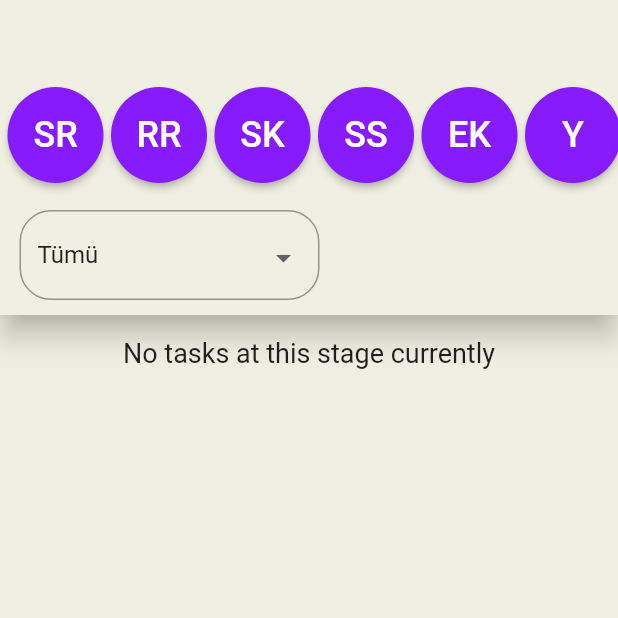
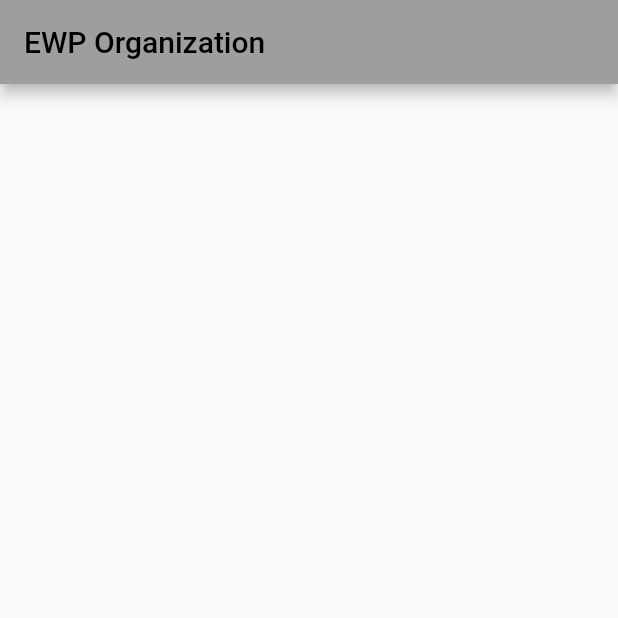
Before and after one commit to Rian55/report_app, a Flutter app: the screen it shows after launch, on a phone screen of 412 x 824 dp, the top half of it. Run offline on Flutter 3.47's test engine with Material 2 defaults, Android fonts, the phone set to English and light mode, and no system bars; our stand-ins replace cloud_firestore, firebase_core; accounts and stored records are empty.

Commit message:
pull board from trello was added
decided to refactor the whole code for better readability

```diff
--- a/lib/MainPage.dart
+++ b/lib/MainPage.dart
@@ -1,4 +1,3 @@
-import 'dart:convert';
 import 'package:cloud_firestore/cloud_firestore.dart';
 import 'package:flutter/material.dart';
 import 'Task.dart';
@@ -18,16 +17,21 @@ class MainPage extends StatefulWidget {
 }
 
 class _MainPage extends State<MainPage> {
-  List<DropdownMenuItem<String>> get dropdownItems{
+  List<DropdownMenuItem<String>> get dropdownItems {
     List<DropdownMenuItem<String>> menuItems = [
       const DropdownMenuItem(value: "Tümü", child: Text("Tümü")),
-      const DropdownMenuItem(value: "Yapılması Gerekenler", child: Text("Yapılması Gerekenler")),
+      const DropdownMenuItem(
+          value: "Yapılması Gerekenler", child: Text("Yapılması Gerekenler")),
       const DropdownMenuItem(value: "Başladım", child: Text("Başladım")),
-      const DropdownMenuItem(value: "Kontrol Edilmeli", child: Text("Kontrol Edilmeli")),
+      const DropdownMenuItem(
+          value: "Kontrol Edilmeli", child: Text("Kontrol Edilmeli")),
       const DropdownMenuItem(value: "Bitti", child: Text("Bitti")),
-      const DropdownMenuItem(value: "Düzeltilecek", child: Text("Düzeltilecek")),
-      const DropdownMenuItem(value: "SABİT GÖREVLER", child: Text("Sabit Görevler")),
-      const DropdownMenuItem(value: "Her Cuma/Hafta", child: Text("Her Cuma/Hafta")),
+      const DropdownMenuItem(
+          value: "Düzeltilecek", child: Text("Düzeltilecek")),
+      const DropdownMenuItem(
+          value: "SABİT GÖREVLER", child: Text("Sabit Görevler")),
+      const DropdownMenuItem(
+          value: "Her Cuma/Hafta", child: Text("Her Cuma/Hafta")),
       const DropdownMenuItem(value: "Her Ay", child: Text("Her Ay")),
     ];
 
@@ -37,20 +41,23 @@ class _MainPage extends State<MainPage> {
   String selectedValue = "Tümü";
 
 
-
   @override
-    Widget build(BuildContext context) {//<-----------------------------------IT'S HERE
+  Widget build(BuildContext context) {
+    //<-----------------------------------IT'S HERE
     letsTryAgain(context);
     widget.sortedTasks.removeRange(0, widget.sortedTasks.length);
-      for(int i = 0; i < widget.allTasks.length; i++) {
-        if (widget.allTasks[i].stage.contains(widget.stage) && !widget.stage.contains("Tümü") &&
-        widget.allTasks[i].members.contains(widget.member)){
+    for (int i = 0; i < widget.allTasks.length; i++) {
+      if (widget.allTasks[i].stage.contains(widget.stage) &&
+          !widget.stage.contains("Tümü") &&
+          widget.allTasks[i].members.contains(widget.member)) {
         widget.sortedTasks.add(widget.allTasks[i]);
-        }else if(widget.stage.contains("Tümü") && widget.allTasks[i].members.contains(widget.member)){
+      } else if (widget.stage.contains("Tümü") &&
+          widget.allTasks[i].members.contains(widget.member)) {
         widget.sortedTasks.add(widget.allTasks[i]);
-        }else if(widget.member == "" && widget.allTasks[i].stage.contains(widget.stage)){
+      } else if (widget.member == "" &&
+          widget.allTasks[i].stage.contains(widget.stage)) {
         widget.sortedTasks.add(widget.allTasks[i]);
-        }else if(widget.member == "" && widget.stage.contains("Tümü")){
+      } else if (widget.member == "" && widget.stage.contains("Tümü")) {
         widget.sortedTasks.add(widget.allTasks[i]);
       }
     }
@@ -102,7 +109,8 @@ class _MainPage extends State<MainPage> {
                     height: 60,
                     child: InputDecorator(
                       decoration: InputDecoration(
-                              border: OutlineInputBorder(borderRadius: BorderRadius.circular(21.0)),
+                        border: OutlineInputBorder(
+                            borderRadius: BorderRadius.circular(21.0)),
                         fillColor: Color(0xfff0f0e2),
                       ),
                       child: DropdownButtonHideUnderline(
@@ -110,7 +118,7 @@ class _MainPage extends State<MainPage> {
                           menuMaxHeight: 350,
                           value: selectedValue,
                           items: dropdownItems,
-                              onChanged: (String? choice){
+                          onChanged: (String? choice) {
                             setState(() {
                               selectedValue = choice!;
                               widget.stage = selectedValue;
@@ -131,8 +139,8 @@ class _MainPage extends State<MainPage> {
     );
   }
 
-    Widget printCards(){
-      if(widget.sortedTasks.length == 0){
+  Widget printCards() {
+    if (widget.sortedTasks.length == 0) {
       return Column(
         children: const [
           SizedBox(height: 15),
@@ -148,54 +156,54 @@ class _MainPage extends State<MainPage> {
         scrollDirection: Axis.vertical,
         shrinkWrap: true,
         itemCount: widget.sortedTasks.length,
-          itemBuilder: (BuildContext context, int index){
+        itemBuilder: (BuildContext context, int index) {
           return widget.sortedTasks[index];
         }
     )
     );
   }
 
-  Widget getRndBtn(String text){
+  Widget getRndBtn(String text) {
     return ElevatedButton(
       onPressed: () {
-        setState((){
-          if(text == "SR"){
-            if(widget.member != "stella ryzhova")
+        setState(() {
+          if (text == "SR") {
+            if (widget.member != "stella ryzhova")
               widget.member = "stella ryzhova";
             else
               widget.member = "";
-          }else if(text == "RR"){
-            if(widget.member != "Rian Ryzhov")
+          } else if (text == "RR") {
+            if (widget.member != "Rian Ryzhov")
               widget.member = "Rian Ryzhov";
             else
               widget.member = "";
-          }else if(text == "SS"){
-            if(widget.member != "Selin Selbastı")
+          } else if (text == "SS") {
+            if (widget.member != "Selin Selbastı")
               widget.member = "Selin Selbastı";
             else
               widget.member = "";
-          }else if(text == "SK"){
-            if(widget.member != "Sinem Kanat")
+          } else if (text == "SK") {
+            if (widget.member != "Sinem Kanat")
               widget.member = "Sinem Kanat";
             else
               widget.member = "";
-          }else if(text == "Y"){
-            if(widget.member != "Yahya")
+          } else if (text == "Y") {
+            if (widget.member != "Yahya")
               widget.member = "Yahya";
             else
               widget.member = "";
-          }else if(text == "DS"){
-            if(widget.member != "Damla Saim")
+          } else if (text == "DS") {
+            if (widget.member != "Damla Saim")
               widget.member = "Damla Saim";
             else
               widget.member = "";
-          }else if(text == "EK"){
-            if(widget.member != "Elham kokabi")
+          } else if (text == "EK") {
+            if (widget.member != "Elham kokabi")
               widget.member = "Elham kokabi";
             else
               widget.member = "";
-          }else if(text == "BG"){
-            if(widget.member != "Beyza Güller")
+          } else if (text == "BG") {
+            if (widget.member != "Beyza Güller")
               widget.member = "Beyza Güller";
             else
               widget.member = "";
@@ -217,19 +225,21 @@ class _MainPage extends State<MainPage> {
     );
   }
 
-  Future letsTryAgain(BuildContext context) async{
-    CollectionReference _collectionRef = FirebaseFirestore.instance.collection('tasks');
+  Future letsTryAgain(BuildContext context) async {
+    CollectionReference _collectionRef = FirebaseFirestore.instance.collection(
+        'tasks');
     QuerySnapshot querySnapshot = await _collectionRef.get();
     widget.allTasks.removeRange(0, widget.allTasks.length);
 
     // Get data from docs and convert map to List
     final allData = querySnapshot.docs.map((doc) => doc.data()).toList();
     List<String> strs = [];
-    for(var x in allData) strs.add(x.toString());
+    for (var x in allData)
+      strs.add(x.toString());
 
     final re = RegExp(r'([,{}\[\]:])+');
 
-    for(int index = 0; index < strs.length; index++) {
+    for (int index = 0; index < strs.length; index++) {
       List<String> splitted = strs[index].split(re);
       String title = "";
       List<String> members = [];
@@ -251,7 +261,7 @@ class _MainPage extends State<MainPage> {
           lastActivity = splitted[i + 1];
           i++;
         } else if (splitted[i].contains("Members")) {
-          for (int j = 1; j+i < splitted.length; j++) {
+          for (int j = 1; j + i < splitted.length; j++) {
             members.add(splitted[i + j]);
           }
         }
@@ -265,77 +275,4 @@ class _MainPage extends State<MainPage> {
       ));
     }
   }
-
-  /*Widget plsNoErr(BuildContext context) {
-
-    // Getting customer collection
-    CollectionReference _collectionRef = FirebaseFirestore.instance.collection('tasks');
-    late final Stream<QuerySnapshot> querySnapshot = _collectionRef.snapshots();
-
-    return StreamBuilder<QuerySnapshot>(
-      stream: querySnapshot,
-      builder: (BuildContext context, AsyncSnapshot<QuerySnapshot> snapshot) {
-        if (snapshot.hasError) {
-          print("Something went wrong.");
 }
-        if (snapshot.connectionState == ConnectionState.waiting) {
-          return const Center(
-            child: CircularProgressIndicator(),
-          );
-        }
-        var pendenciesList = snapshot.data!.docs.map((docs) => docs.data());
-        //final re = RegExp(r'([^,|{|}\]\[])+');
-        List<String> temp = [];
-        for(var key in pendenciesList) temp.add(key.toString());
-
-        return strToLV(temp);
-      },
-    );
-  }
-
- Widget strToLV(List<String> arr){
-      return ListView.builder(
-          scrollDirection: Axis.vertical,
-          shrinkWrap: true,
-          itemCount: arr.length+2,
-          itemBuilder: (BuildContext context, int index) {
-            final re = RegExp(r'([,{}\[\]:])+');
-            List<String> splitted = arr[index].split(re);
-            String title = "";
-            List<String> members = [];
-            String dueDate = "";
-            String lastActivity = "";
-            String stage = "";
-
-
-            for(int i = 0; i < splitted.length; i++){
-              if(splitted[i].contains("dueDate")){
-                dueDate = splitted[i+1];
-                i++;
-              }else if(splitted[i].contains("Title")){
-                title = splitted[i+1];
-                i++;
-              }else if(splitted[i].contains("Stage")){
-                stage = splitted[i+1];
-                i++;
-              }else if(splitted[i].contains("lastActivity")){
-                lastActivity = splitted[i+1];
-                i++;
-              }else if(splitted[i].contains("Members")){
-                for(int j = 1; j < splitted.length; j++) {
-                members.add(splitted[i + j]);
-              }
-              }
-            }
-
-            return Task(
-              dueDate: dueDate,
-              lastActivity: lastActivity,
-              stage: stage,
-              members: members,
-              title: title,
-            );
-          }
-          );
-  }*/
-}
--- a/lib/Task.dart
+++ b/lib/Task.dart
@@ -10,10 +10,6 @@ class Task extends StatefulWidget{
   const Task ({ Key? key, required this.title, required this.members,
     required this.dueDate, required this.lastActivity, required this.stage }): super(key: key);
 
-  factory Task.fromJson(dynamic json) {
-    return Task(dueDate: json['dueDate'] as String, stage: json['Stage'] as String, title: json['Title'] as String,
-      lastActivity: json['lastActivity'] as String, members: json['Members'] as List<String>,);
-  }
 
   @override
   _Task createState() => _Task();
--- a/lib/main.dart
+++ b/lib/main.dart
@@ -1,9 +1,9 @@
-import 'package:cloud_firestore/cloud_firestore.dart';
 import 'package:firebase_core/firebase_core.dart';
 import 'package:flutter/material.dart';
 import 'MainPage.dart';
 import 'Task.dart';
 import 'firebase_options.dart';
+import 'screens/home.dart';
 
 
 void main() async{
@@ -11,9 +11,6 @@ void main() async{
   await Firebase.initializeApp();
   runApp(const MyApp());
 }
-
-const double windowWidth = 1200;
-const double windowHeight = 800;
 
 class MyApp extends StatelessWidget {
   const MyApp({super.key});
@@ -41,7 +38,7 @@ class MyHomePage extends StatelessWidget {
 
     return Scaffold(
       backgroundColor: Color(0xfff0f0e2),
-      body: MainPage()
+      body: home()
     );
   }
 
--- /dev/null
+++ b/lib/screens/board.dart
@@ -0,0 +1,25 @@
+import 'package:flutter/material.dart';
+
+class trello_board extends StatefulWidget{
+  final String name;
+  final List<dynamic> members;
+  final List<dynamic> lists;
+
+  const trello_board ({ Key? key, required this.name, required this.members, required this.lists}): super(key: key);
+
+  @override
+  _trello_board createState() => _trello_board();
+
+  trello_board.fromSnapshot(snapshot)
+    :lists = snapshot.data()['Lists'],
+    members = snapshot.data()['Members'],
+    name = snapshot.data()['Name'];
+}
+
+class _trello_board extends State<trello_board> {
+  @override
+  Widget build(BuildContext context) {
+    // TODO: implement build
+    throw UnimplementedError();
+  }
+}
--- /dev/null
+++ b/lib/screens/home.dart
@@ -0,0 +1,50 @@
+import 'package:cloud_firestore/cloud_firestore.dart';
+import 'package:flutter/material.dart';
+import 'board.dart';
+
+class home extends StatefulWidget{
+
+  home ({ Key? key}): super(key: key);
+
+  _home createState() => _home();
+}
+
+class _home extends State<home>{
+  List<trello_board> _boards = [];
+
+
+  @override
+  Widget build(BuildContext context) {
+    getBoardsFromFB();
+
+    return Scaffold(
+      appBar: AppBar(
+        title: const Text("EWP Organization"),
+      ),
+      body: Column(
+        children: [
+          //Text("but this works wtf"),
+          ListView.separated(
+              itemCount: _boards.length,
+              shrinkWrap: true,
+              itemBuilder: (context, int index){
+                return ListTile(
+                  title: Text(_boards[index].name),
+                  onTap: ((){}),
+                );
+              },
+              separatorBuilder: (context, index){
+                return Divider();
+              },
+          )
+        ],
+      ),
+    );
+  }
+
+  Future getBoardsFromFB() async{
+    var data = await FirebaseFirestore.instance.collection('boards').get();
+    _boards = List.from(data.docs.map((doc) => trello_board.fromSnapshot(doc)));
+  }
+
+}
```
Also changed, not shown: lib/utilities/sort_tasks.dart (added), lib/widgets/card_list.dart (added), lib/widgets/list_list.dart (added), lib/widgets/member_list.dart (added), lib/widgets/trello_card.dart (added). Lines whose indentation alone changed are shown as unchanged.
